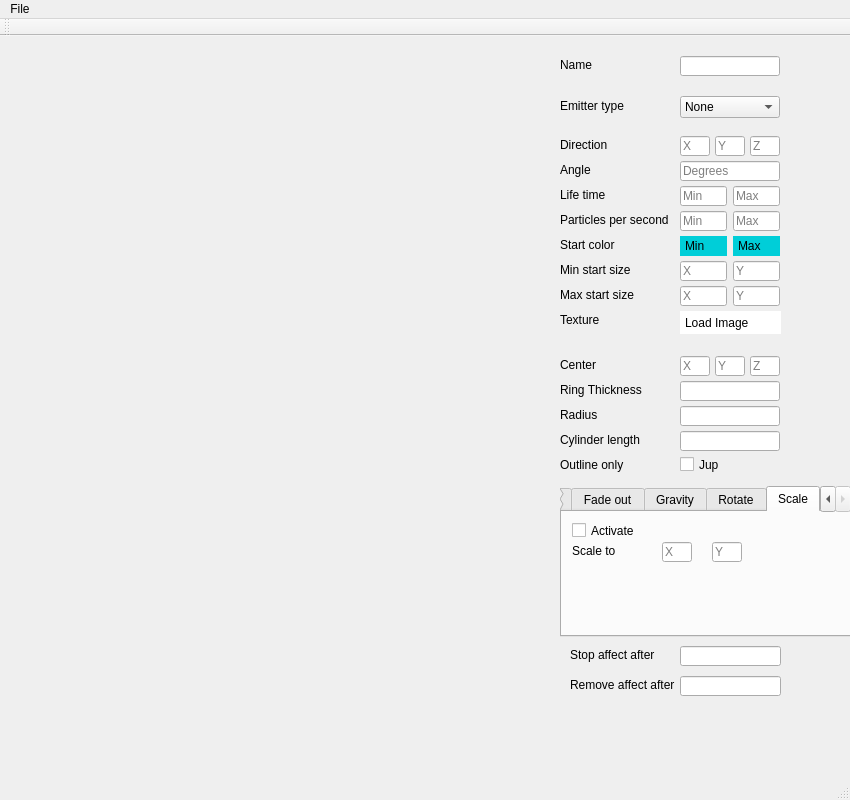
Old version of the form tools/ParticleEditor/mainwindow.ui in the repository threkk/psibranch3irrlicht.
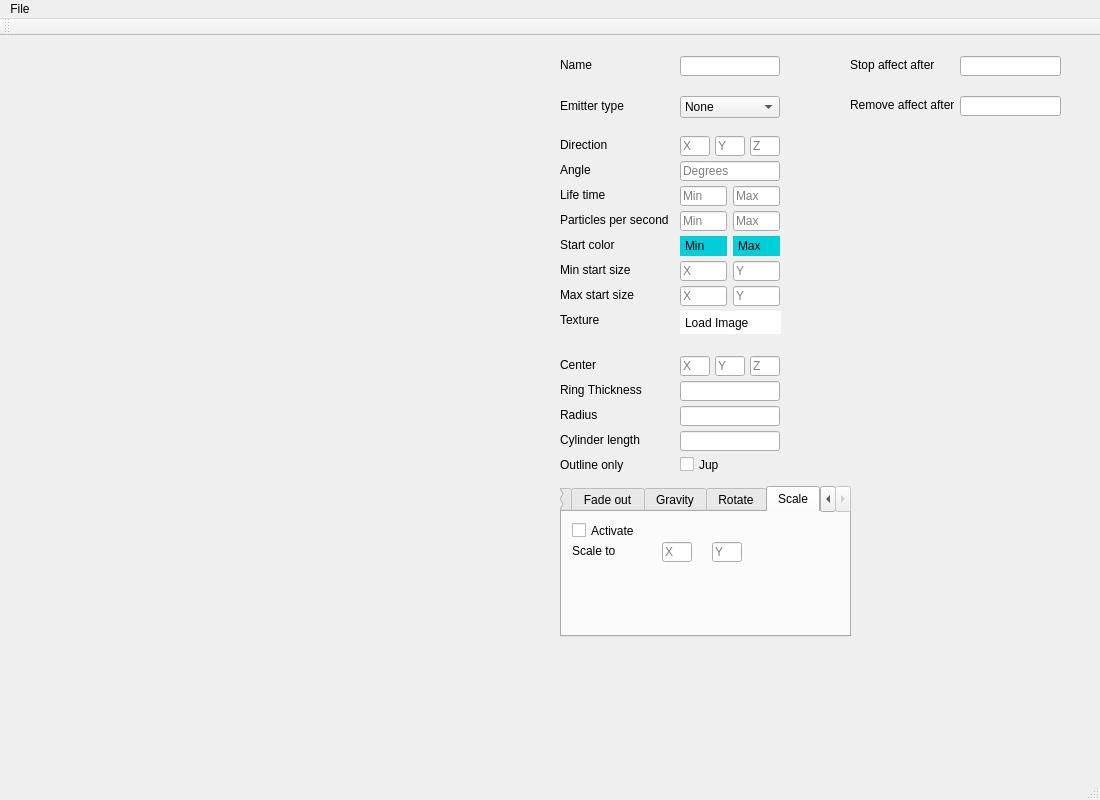
New version of the form.

Commit message: Changed the width of the editor and relocated the input fields for Removed after and stop emitting after.

```diff
--- a/tools/ParticleEditor/mainwindow.ui
+++ b/tools/ParticleEditor/mainwindow.ui
@@ -6,7 +6,7 @@
    <rect>
     <x>0</x>
     <y>0</y>
-    <width>850</width>
+    <width>1100</width>
     <height>800</height>
    </rect>
   </property>
@@ -1234,8 +1234,8 @@
    <widget class="QLineEdit" name="lineEdit_StopEmittingAfter">
     <property name="geometry">
      <rect>
-      <x>680</x>
-      <y>610</y>
+      <x>960</x>
+      <y>20</y>
       <width>101</width>
       <height>20</height>
      </rect>
@@ -1250,8 +1250,8 @@
    <widget class="QLineEdit" name="lineEdit_RemoveAffectAfter">
     <property name="geometry">
      <rect>
-      <x>680</x>
-      <y>640</y>
+      <x>960</x>
+      <y>60</y>
       <width>101</width>
       <height>20</height>
      </rect>
@@ -1266,8 +1266,8 @@
    <widget class="QLabel" name="label_OutlineOnly_2">
     <property name="geometry">
      <rect>
-      <x>570</x>
-      <y>610</y>
+      <x>850</x>
+      <y>20</y>
       <width>120</width>
       <height>16</height>
      </rect>
@@ -1282,8 +1282,8 @@
    <widget class="QLabel" name="label_OutlineOnly_3">
     <property name="geometry">
      <rect>
-      <x>570</x>
-      <y>640</y>
+      <x>850</x>
+      <y>60</y>
       <width>120</width>
       <height>16</height>
      </rect>
@@ -1301,7 +1301,7 @@
     <rect>
      <x>0</x>
      <y>0</y>
-     <width>850</width>
+     <width>1100</width>
      <height>21</height>
     </rect>
    </property>
```
The commit also changes 1 other file.
